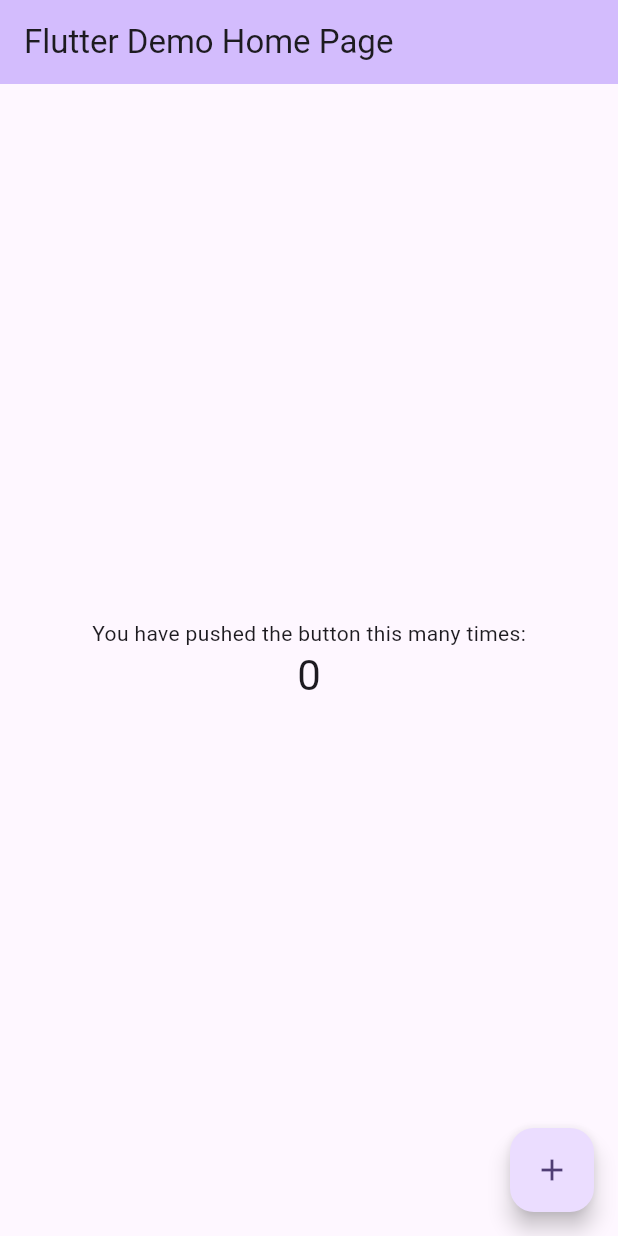
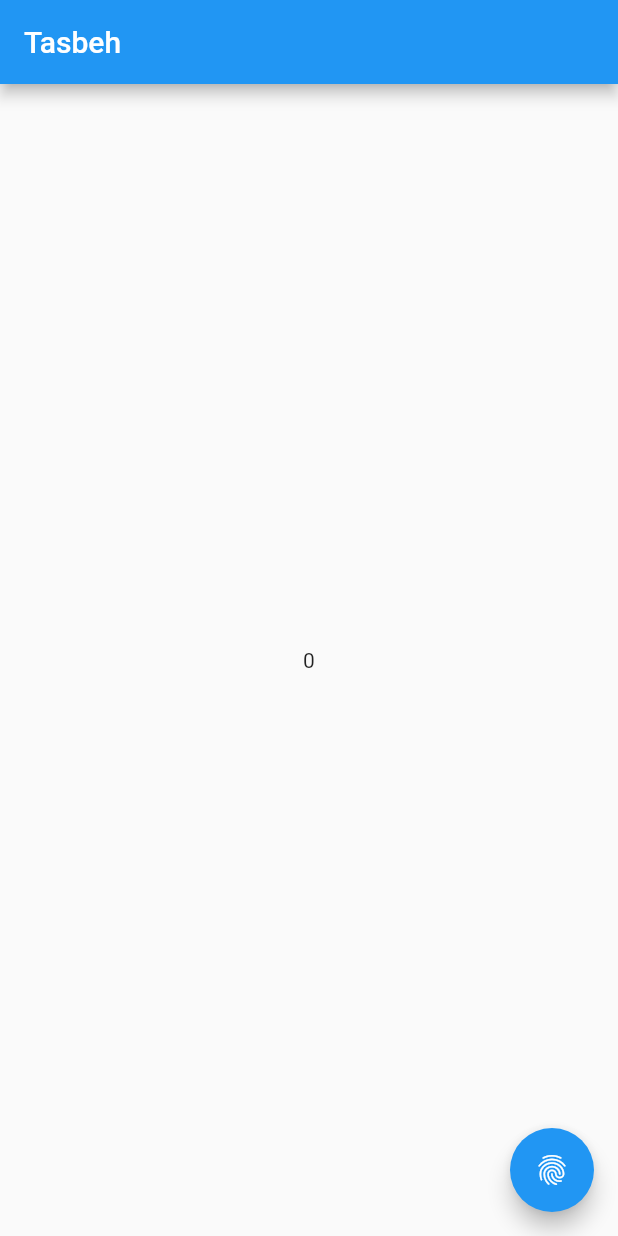
Before and after one commit to RB105/TasbehApp, a Flutter app: the screen it shows after launch, on a phone screen of 412 x 824 dp. Run offline on Flutter 3.47's test engine with Material 2 defaults, Android fonts, the phone set to English and light mode, and no system bars.

Commit message:
tasbeh page added

```diff
--- a/lib/main.dart
+++ b/lib/main.dart
@@ -1,125 +1,18 @@
 import 'package:flutter/material.dart';
+import 'package:tasbeh/view/home_page.dart';
 
-void main() {
+void main(List<String> args) {
   runApp(const MyApp());
 }
 
 class MyApp extends StatelessWidget {
   const MyApp({super.key});
 
-  // This widget is the root of your application.
   @override
   Widget build(BuildContext context) {
-    return MaterialApp(
-      title: 'Flutter Demo',
-      theme: ThemeData(
-        // This is the theme of your application.
-        //
-        // TRY THIS: Try running your application with "flutter run". You'll see
-        // the application has a blue toolbar. Then, without quitting the app,
-        // try changing the seedColor in the colorScheme below to Colors.green
-        // and then invoke "hot reload" (save your changes or press the "hot
-        // reload" button in a Flutter-supported IDE, or press "r" if you used
-        // the command line to start the app).
-        //
-        // Notice that the counter didn't reset back to zero; the application
-        // state is not lost during the reload. To reset the state, use hot
-        // restart instead.
-        //
-        // This works for code too, not just values: Most code changes can be
-        // tested with just a hot reload.
-        colorScheme: ColorScheme.fromSeed(seedColor: Colors.deepPurple),
-        useMaterial3: true,
-      ),
-      home: const MyHomePage(title: 'Flutter Demo Home Page'),
+    return const MaterialApp(
+      home: HomePage(),
+      debugShowCheckedModeBanner: false,
     );
   }
 }
-
-class MyHomePage extends StatefulWidget {
-  const MyHomePage({super.key, required this.title});
-
-  // This widget is the home page of your application. It is stateful, meaning
-  // that it has a State object (defined below) that contains fields that affect
-  // how it looks.
-
-  // This class is the configuration for the state. It holds the values (in this
-  // case the title) provided by the parent (in this case the App widget) and
-  // used by the build method of the State. Fields in a Widget subclass are
-  // always marked "final".
-
-  final String title;
-
-  @override
-  State<MyHomePage> createState() => _MyHomePageState();
-}
-
-class _MyHomePageState extends State<MyHomePage> {
-  int _counter = 0;
-
-  void _incrementCounter() {
-    setState(() {
-      // This call to setState tells the Flutter framework that something has
-      // changed in this State, which causes it to rerun the build method below
-      // so that the display can reflect the updated values. If we changed
-      // _counter without calling setState(), then the build method would not be
-      // called again, and so nothing would appear to happen.
-      _counter++;
-    });
-  }
-
-  @override
-  Widget build(BuildContext context) {
-    // This method is rerun every time setState is called, for instance as done
-    // by the _incrementCounter method above.
-    //
-    // The Flutter framework has been optimized to make rerunning build methods
-    // fast, so that you can just rebuild anything that needs updating rather
-    // than having to individually change instances of widgets.
-    return Scaffold(
-      appBar: AppBar(
-        // TRY THIS: Try changing the color here to a specific color (to
-        // Colors.amber, perhaps?) and trigger a hot reload to see the AppBar
-        // change color while the other colors stay the same.
-        backgroundColor: Theme.of(context).colorScheme.inversePrimary,
-        // Here we take the value from the MyHomePage object that was created by
-        // the App.build method, and use it to set our appbar title.
-        title: Text(widget.title),
-      ),
-      body: Center(
-        // Center is a layout widget. It takes a single child and positions it
-        // in the middle of the parent.
-        child: Column(
-          // Column is also a layout widget. It takes a list of children and
-          // arranges them vertically. By default, it sizes itself to fit its
-          // children horizontally, and tries to be as tall as its parent.
-          //
-          // Column has various properties to control how it sizes itself and
-          // how it positions its children. Here we use mainAxisAlignment to
-          // center the children vertically; the main axis here is the vertical
-          // axis because Columns are vertical (the cross axis would be
-          // horizontal).
-          //
-          // TRY THIS: Invoke "debug painting" (choose the "Toggle Debug Paint"
-          // action in the IDE, or press "p" in the console), to see the
-          // wireframe for each widget.
-          mainAxisAlignment: MainAxisAlignment.center,
-          children: <Widget>[
-            const Text(
-              'You have pushed the button this many times:',
-            ),
-            Text(
-              '$_counter',
-              style: Theme.of(context).textTheme.headlineMedium,
-            ),
-          ],
-        ),
-      ),
-      floatingActionButton: FloatingActionButton(
-        onPressed: _incrementCounter,
-        tooltip: 'Increment',
-        child: const Icon(Icons.add),
-      ), // This trailing comma makes auto-formatting nicer for build methods.
-    );
-  }
-}
--- /dev/null
+++ b/lib/view/home_page.dart
@@ -0,0 +1,37 @@
+import 'package:flutter/material.dart';
+
+class HomePage extends StatefulWidget {
+  const HomePage({super.key});
+
+  @override
+  State<HomePage> createState() => _HomePageState();
+}
+
+class _HomePageState extends State<HomePage> {
+  int counter = 0;
+  @override
+  Widget build(BuildContext context) {
+    return Scaffold(
+      appBar: AppBar(
+        title: const Text("Tasbeh"),
+      ),
+      body: Center(
+        child: Text(counter.toString()),
+      ),
+      floatingActionButton: FloatingActionButton(
+        onPressed: () {
+          if (counter == 33) {
+            setState(() {
+              counter = 0;
+            });
+          } else {
+            setState(() {
+              counter++;
+            });
+          }
+        },
+        child: const Icon(Icons.fingerprint),
+      ),
+    );
+  }
+}
```
